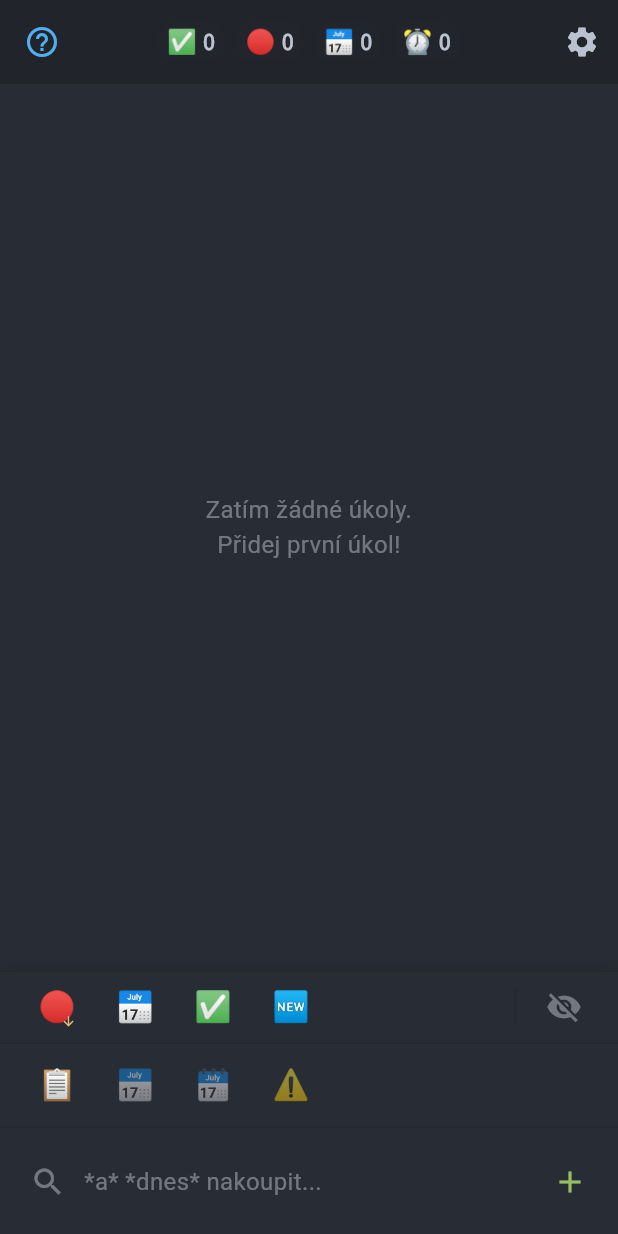
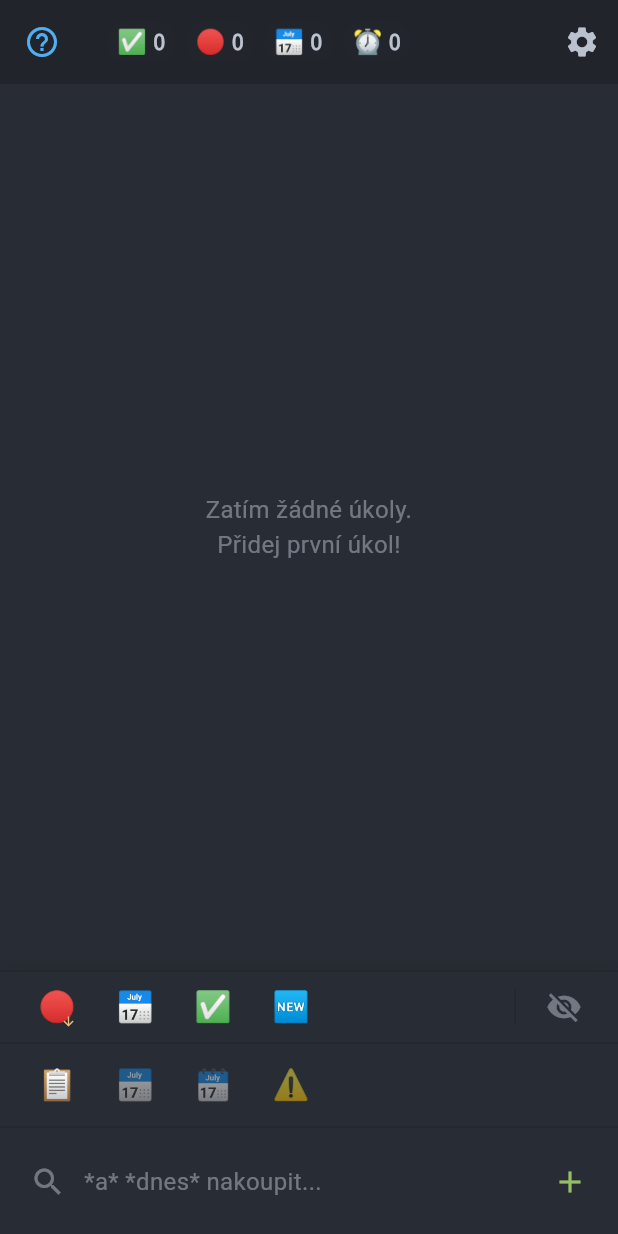
Before and after one commit to mastnacek/laidak, a Flutter app: the screen it shows after launch, after a tap on an icon or button, on a phone screen of 412 x 824 dp. Run offline on Flutter 3.47's test engine with Material 3 defaults, Android fonts, the phone set to English and light mode, and no system bars; our stand-ins replace emoji_picker_flutter, equatable, flutter_bloc, flutter_colorpicker, just_audio, logger and 3 more; accounts and stored records are empty; network calls fail.

Commit message:
✨ feat: Swipeable PageView mezi TODO List a Pomodoro stránkami
- Vytvořen MainPage s PageView (swipe doleva = Pomodoro, doprava = TODO List)
- PageController pro správu navigace mezi stránkami
- AppBar přesunut do MainPage (sdílený pro obě stránky)
- TodoListPage refaktoring: odstranění Scaffold, pouze body content
- Dynamický title v AppBar (Stats pro TODO, "🍅 Pomodoro Timer" pro Pomodoro)
- main.dart: home změněno z TodoListPage na MainPage
- Gesture: horizontální swipe mezi stránkami (native Flutter behavior)

Architektura:
- MainPage (Scaffold + AppBar + PageView)
  ├── TodoListPage (index 0)
  └── PomodoroPage (index 1)

Build: ✅ Úspěšný (flutter build apk --debug)

🤖 Generated with [Claude Code](https://claude.com/claude-code)

Co-Authored-By: Claude <noreply@anthropic.com>

```diff
--- a/lib/features/todo_list/presentation/pages/todo_list_page.dart
+++ b/lib/features/todo_list/presentation/pages/todo_list_page.dart
@@ -1,8 +1,6 @@
 import 'package:flutter/material.dart';
 import 'package:flutter_bloc/flutter_bloc.dart';
 import '../../../../core/theme/theme_colors.dart';
-import '../../../../pages/settings_page.dart';
-import '../../../help/presentation/pages/help_page.dart';
 import '../../../settings/presentation/cubit/settings_cubit.dart';
 import '../../../settings/presentation/cubit/settings_state.dart';
 import '../../domain/enums/view_mode.dart';
@@ -13,7 +11,6 @@ import '../widgets/todo_card.dart';
 import '../widgets/input_bar.dart';
 import '../widgets/view_bar.dart';
 import '../widgets/sort_bar.dart';
-import '../widgets/stats_row.dart';
 
 /// TodoListPage - Hlavní stránka s TODO seznamem (Mobile-First redesign)
 ///
@@ -97,43 +94,9 @@ class _TodoListPageState extends State<TodoListPage> {
   Widget build(BuildContext context) {
     final theme = Theme.of(context);
 
-    return Scaffold(
-      // Automatický posun při otevření klávesnice
-      resizeToAvoidBottomInset: true,
-
-      // AppBar s Stats dashboard, Help a Settings
-      appBar: AppBar(
-        // Help button VLEVO (vedle hamburger menu pozice)
-        leading: IconButton(
-          icon: Icon(Icons.help_outline, color: theme.appColors.cyan),
-          tooltip: 'Nápověda',
-          onPressed: () {
-            Navigator.of(context).push(
-              MaterialPageRoute(
-                builder: (context) =>
-                    const HelpPage(), // Import přidáme na začátek souboru
-              ),
-            );
-          },
-        ),
-        // Stats uprostřed
-        title: const StatsRow(),
-        // Settings VPRAVO
-        actions: [
-          IconButton(
-            icon: const Icon(Icons.settings),
-            tooltip: 'Nastavení',
-            onPressed: () {
-              Navigator.of(context).push(
-                MaterialPageRoute(builder: (context) => const SettingsPage()),
-              );
-            },
-          ),
-        ],
-      ),
-
-      // TODO List + Bottom Controls (keyboard aware!)
-      body: BlocListener<SettingsCubit, SettingsState>(
+    // TodoListPage už NENÍ Scaffold - je child widgetem MainPage PageView!
+    // AppBar je v MainPage, zde pouze body content
+    return BlocListener<SettingsCubit, SettingsState>(
         listener: (context, settingsState) {
           // Auto-switch na "All" když vypnu aktivní custom view
           if (settingsState is SettingsLoaded) {
@@ -276,8 +239,7 @@ class _TodoListPageState extends State<TodoListPage> {
           );
         },
         ),
-      ),
-    );
+      );
   }
 
   /// Sestavit seznam úkolů (Loaded state)
--- a/lib/main.dart
+++ b/lib/main.dart
@@ -10,7 +10,7 @@ import 'features/settings/presentation/cubit/settings_cubit.dart';
 import 'features/settings/presentation/cubit/settings_state.dart';
 import 'features/todo_list/presentation/bloc/todo_list_bloc.dart';
 import 'features/todo_list/presentation/bloc/todo_list_event.dart';
-import 'features/todo_list/presentation/pages/todo_list_page.dart';
+import 'pages/main_page.dart';
 import 'features/todo_list/data/repositories/todo_repository_impl.dart';
 import 'features/ai_motivation/presentation/cubit/motivation_cubit.dart';
 import 'features/ai_motivation/data/repositories/motivation_repository_impl.dart';
@@ -93,7 +93,7 @@ class TodoApp extends StatelessWidget {
         return MaterialApp(
           title: 'TODO Doom',
           theme: theme,
-          home: const TodoListPage(),
+          home: const MainPage(),
         );
       },
     );
--- /dev/null
+++ b/lib/pages/main_page.dart
@@ -0,0 +1,101 @@
+import 'package:flutter/material.dart';
+import '../core/theme/theme_colors.dart';
+import '../features/help/presentation/pages/help_page.dart';
+import '../features/todo_list/presentation/pages/todo_list_page.dart';
+import '../features/pomodoro/presentation/pages/pomodoro_page.dart';
+import '../features/todo_list/presentation/widgets/stats_row.dart';
+import 'settings_page.dart';
+
+/// MainPage - Hlavní stránka s PageView pro swipeable TODO List a Pomodoro
+///
+/// Layout:
+/// - AppBar (Help + Stats + Settings) - sdílený pro obě stránky
+/// - PageView s 2 stránkami:
+///   1. TodoListPage (index 0)
+///   2. PomodoroPage (index 1)
+///
+/// Gesture:
+/// - Swipe doleva → přejdi na Pomodoro
+/// - Swipe doprava → vrať se na TODO List
+///
+/// AppBar je fixní a nescrolluje se s obsahem.
+class MainPage extends StatefulWidget {
+  const MainPage({super.key});
+
+  @override
+  State<MainPage> createState() => _MainPageState();
+}
+
+class _MainPageState extends State<MainPage> {
+  // PageController pro správu PageView
+  final PageController _pageController = PageController(initialPage: 0);
+
+  // Aktuální index stránky (0 = TODO List, 1 = Pomodoro)
+  int _currentPageIndex = 0;
+
+  @override
+  void dispose() {
+    _pageController.dispose();
+    super.dispose();
+  }
+
+  /// Callback když se změní stránka swipem
+  void _onPageChanged(int index) {
+    setState(() {
+      _currentPageIndex = index;
+    });
+  }
+
+  @override
+  Widget build(BuildContext context) {
+    final theme = Theme.of(context);
+
+    return Scaffold(
+      // AppBar sdílený pro obě stránky
+      appBar: AppBar(
+        // Help button VLEVO
+        leading: IconButton(
+          icon: Icon(Icons.help_outline, color: theme.appColors.cyan),
+          tooltip: 'Nápověda',
+          onPressed: () {
+            Navigator.of(context).push(
+              MaterialPageRoute(
+                builder: (context) => const HelpPage(),
+              ),
+            );
+          },
+        ),
+        // Stats uprostřed (zobrazí se pouze na TODO List stránce)
+        title: _currentPageIndex == 0
+            ? const StatsRow() // TODO List stats
+            : const Text('🍅 Pomodoro Timer'), // Pomodoro title
+        centerTitle: _currentPageIndex == 1, // Center only for Pomodoro
+        // Settings VPRAVO
+        actions: [
+          IconButton(
+            icon: const Icon(Icons.settings),
+            tooltip: 'Nastavení',
+            onPressed: () {
+              Navigator.of(context).push(
+                MaterialPageRoute(builder: (context) => const SettingsPage()),
+              );
+            },
+          ),
+        ],
+      ),
+
+      // PageView s 2 stránkami (swipeable)
+      body: PageView(
+        controller: _pageController,
+        onPageChanged: _onPageChanged,
+        children: const [
+          // Stránka 0: TODO List
+          TodoListPage(),
+
+          // Stránka 1: Pomodoro Timer
+          PomodoroPage(),
+        ],
+      ),
+    );
+  }
+}
```
